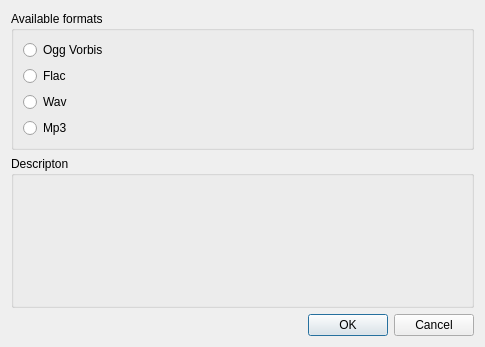
The window that src/collection/audiocd/FormatSelectionDialog.ui (KDE/amarok) describes before a commit, drawn with Qt 5.
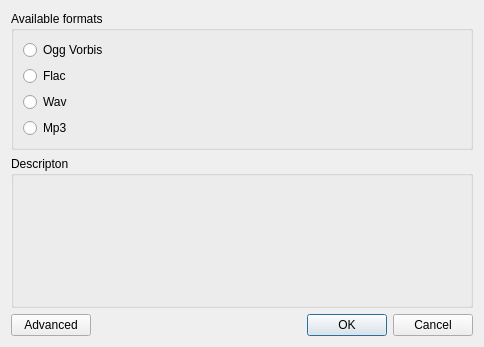
The same window after the commit.

Commit message: add a button to the format selection dialog for calling up the audiocd kcm module for advanced encoding options

Diff of the .ui file:
```diff
--- a/src/collection/audiocd/FormatSelectionDialog.ui
+++ b/src/collection/audiocd/FormatSelectionDialog.ui
@@ -6,7 +6,7 @@
    <rect>
     <x>0</x>
     <y>0</y>
-    <width>485</width>
+    <width>484</width>
     <height>347</height>
    </rect>
   </property>
@@ -16,8 +16,8 @@
   <property name="accessibleName">
    <string/>
   </property>
-  <layout class="QVBoxLayout" name="verticalLayout">
-   <item>
+  <layout class="QGridLayout" name="gridLayout_2">
+   <item row="0" column="0" colspan="2">
     <widget class="QGroupBox" name="groupBox">
      <property name="sizePolicy">
       <sizepolicy hsizetype="Preferred" vsizetype="Maximum">
@@ -60,12 +60,12 @@
      </layout>
     </widget>
    </item>
-   <item>
+   <item row="1" column="0" colspan="2">
     <widget class="QGroupBox" name="groupBox_2">
      <property name="title">
       <string>Descripton</string>
      </property>
-     <layout class="QGridLayout" name="gridLayout_2">
+     <layout class="QGridLayout" name="gridLayout_3">
       <item row="0" column="0">
        <widget class="QLabel" name="descriptionLabel">
         <property name="text">
@@ -79,7 +79,14 @@
      </layout>
     </widget>
    </item>
-   <item>
+   <item row="2" column="0">
+    <widget class="QPushButton" name="advancedButton">
+     <property name="text">
+      <string>Advanced</string>
+     </property>
+    </widget>
+   </item>
+   <item row="2" column="1">
     <widget class="QDialogButtonBox" name="buttonBox">
      <property name="orientation">
       <enum>Qt::Horizontal</enum>
```
The commit also changes 3 other files.
